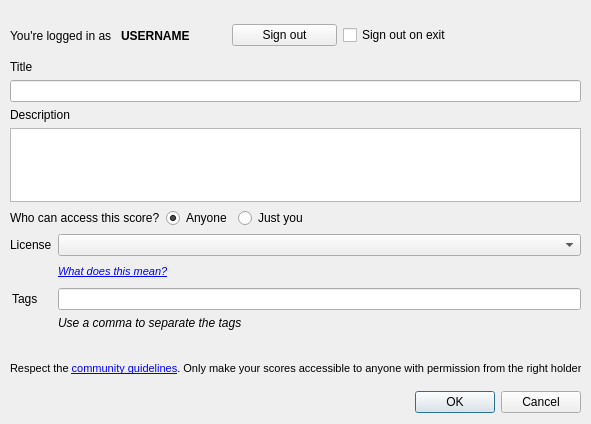
musescore/musescore-old, file branches/mscore-0-9-6/mscore/share/plugins/musescore.com/ui/musescore_dialog.ui: the form before one commit.
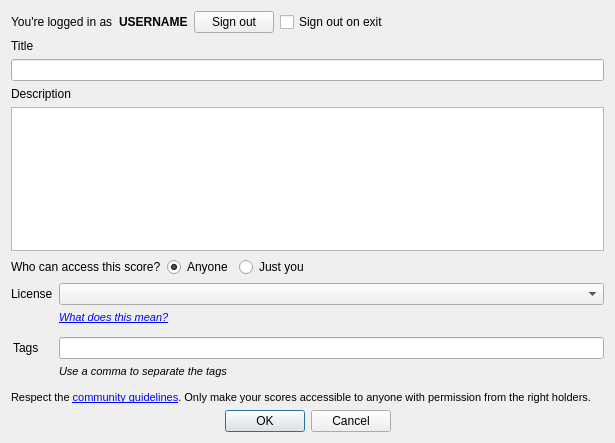
The form after the commit.

What changed in the file:
```diff
--- a/branches/mscore-0-9-6/mscore/share/plugins/musescore.com/ui/musescore_dialog.ui
+++ b/branches/mscore-0-9-6/mscore/share/plugins/musescore.com/ui/musescore_dialog.ui
@@ -6,8 +6,8 @@
    <rect>
     <x>0</x>
     <y>0</y>
-    <width>591</width>
-    <height>424</height>
+    <width>615</width>
+    <height>443</height>
    </rect>
   </property>
   <property name="windowTitle">
@@ -16,37 +16,71 @@
   <property name="modal">
    <bool>true</bool>
   </property>
+  <layout class="QFormLayout" name="formLayout_2">
+   <item row="0" column="0">
+    <layout class="QHBoxLayout" name="horizontalLayout">
+     <item>
+      <widget class="QLabel" name="label_3">
+       <property name="text">
+        <string>You're logged in as</string>
+       </property>
+      </widget>
+     </item>
+     <item>
+      <widget class="QLabel" name="lblUsername">
+       <property name="font">
+        <font>
+         <weight>75</weight>
+         <bold>true</bold>
+        </font>
+       </property>
+       <property name="text">
+        <string>USERNAME</string>
+       </property>
+      </widget>
+     </item>
+     <item>
+      <widget class="QPushButton" name="btnSignout">
+       <property name="text">
+        <string>Sign out</string>
+       </property>
+      </widget>
+     </item>
+     <item>
+      <widget class="QCheckBox" name="chkSignoutOnExit">
+       <property name="text">
+        <string>Sign out on exit</string>
+       </property>
+      </widget>
+     </item>
+    </layout>
+   </item>
+   <item row="2" column="0" colspan="2">
   <widget class="QDialogButtonBox" name="buttonBox">
-   <property name="geometry">
-    <rect>
-     <x>240</x>
-     <y>386</y>
-     <width>341</width>
-     <height>32</height>
-    </rect>
-   </property>
    <property name="orientation">
     <enum>Qt::Horizontal</enum>
    </property>
    <property name="standardButtons">
     <set>QDialogButtonBox::Cancel|QDialogButtonBox::Ok</set>
    </property>
-  </widget>
-  <widget class="QWidget" name="verticalLayoutWidget">
-   <property name="geometry">
-    <rect>
-     <x>10</x>
-     <y>60</y>
-     <width>571</width>
-     <height>315</height>
-    </rect>
-   </property>
+     <property name="centerButtons">
+      <bool>true</bool>
+     </property>
+    </widget>
+   </item>
+   <item row="1" column="0" colspan="2">
    <layout class="QVBoxLayout" name="verticalLayout">
     <property name="sizeConstraint">
-     <enum>QLayout::SetNoConstraint</enum>
+      <enum>QLayout::SetMaximumSize</enum>
     </property>
     <item>
      <widget class="QLabel" name="lblTitle">
+       <property name="sizePolicy">
+        <sizepolicy hsizetype="Preferred" vsizetype="Preferred">
+         <horstretch>0</horstretch>
+         <verstretch>0</verstretch>
+        </sizepolicy>
+       </property>
       <property name="text">
        <string>Title</string>
       </property>
@@ -185,6 +219,12 @@
 &lt;/style&gt;&lt;/head&gt;&lt;body style=&quot; font-family:'MS Shell Dlg 2'; font-size:8.25pt; font-weight:400; font-style:normal;&quot;&gt;
 &lt;p style=&quot; margin-top:0px; margin-bottom:0px; margin-left:0px; margin-right:0px; -qt-block-indent:0; text-indent:0px;&quot;&gt;&lt;a href=&quot;http://musescore.com/help/license&quot;&gt;&lt;span style=&quot; font-style:italic; text-decoration: underline; color:#0000ff;&quot;&gt;What does this mean?&lt;/span&gt;&lt;/a&gt;&lt;/p&gt;&lt;/body&gt;&lt;/html&gt;</string>
         </property>
+         <property name="alignment">
+          <set>Qt::AlignLeading|Qt::AlignLeft|Qt::AlignTop</set>
+         </property>
+         <property name="margin">
+          <number>0</number>
+         </property>
         <property name="openExternalLinks">
          <bool>true</bool>
         </property>
@@ -210,7 +250,14 @@
        </widget>
       </item>
       <item row="3" column="1">
-       <widget class="QLineEdit" name="tags"/>
+        <widget class="QLineEdit" name="tags">
+         <property name="sizePolicy">
+          <sizepolicy hsizetype="Expanding" vsizetype="Fixed">
+           <horstretch>0</horstretch>
+           <verstretch>0</verstretch>
+          </sizepolicy>
+         </property>
+        </widget>
       </item>
       <item row="4" column="1">
        <widget class="QLabel" name="label">
@@ -220,11 +267,18 @@
          </font>
         </property>
         <property name="text">
-         <string>Use a comma to separate the tags</string>
+          <string>&lt;!DOCTYPE HTML PUBLIC &quot;-//W3C//DTD HTML 4.0//EN&quot; &quot;http://www.w3.org/TR/REC-html40/strict.dtd&quot;&gt;
+&lt;html&gt;&lt;head&gt;&lt;meta name=&quot;qrichtext&quot; content=&quot;1&quot; /&gt;&lt;style type=&quot;text/css&quot;&gt;
+p, li { white-space: pre-wrap; }
+&lt;/style&gt;&lt;/head&gt;&lt;body style=&quot; font-family:'MS Shell Dlg 2'; font-size:8pt; font-weight:400; font-style:italic;&quot;&gt;
+&lt;p style=&quot; margin-top:0px; margin-bottom:0px; margin-left:0px; margin-right:0px; -qt-block-indent:0; text-indent:0px;&quot;&gt;Use a comma to separate the tags&lt;/p&gt;&lt;/body&gt;&lt;/html&gt;</string>
+         </property>
+         <property name="alignment">
+          <set>Qt::AlignLeading|Qt::AlignLeft|Qt::AlignTop</set>
         </property>
        </widget>
       </item>
-      <item row="5" column="0">
+       <item row="4" column="0">
        <spacer name="horizontalSpacer_3">
         <property name="orientation">
          <enum>Qt::Horizontal</enum>
@@ -248,63 +302,17 @@
 &lt;/style&gt;&lt;/head&gt;&lt;body style=&quot; font-family:'MS Shell Dlg 2'; font-size:8.25pt; font-weight:400; font-style:normal;&quot;&gt;
 &lt;p style=&quot; margin-top:0px; margin-bottom:0px; margin-left:0px; margin-right:0px; -qt-block-indent:0; text-indent:0px;&quot;&gt;&lt;span style=&quot; font-size:8pt;&quot;&gt;Respect the &lt;/span&gt;&lt;a href=&quot;http://musescore.com/community-guidelines&quot;&gt;&lt;span style=&quot; font-size:8pt; text-decoration: underline; color:#0000ff;&quot;&gt;community guidelines&lt;/span&gt;&lt;/a&gt;&lt;span style=&quot; font-size:8pt;&quot;&gt;. Only make your scores accessible to anyone with permission from the right holders.&lt;/span&gt;&lt;/p&gt;&lt;/body&gt;&lt;/html&gt;</string>
       </property>
+       <property name="wordWrap">
+        <bool>true</bool>
+       </property>
       <property name="openExternalLinks">
        <bool>true</bool>
       </property>
      </widget>
     </item>
    </layout>
-  </widget>
-  <widget class="QWidget" name="horizontalLayoutWidget">
-   <property name="geometry">
-    <rect>
-     <x>10</x>
-     <y>20</y>
-     <width>442</width>
-     <height>31</height>
-    </rect>
-   </property>
-   <layout class="QHBoxLayout" name="horizontalLayout">
-    <item>
-     <widget class="QLabel" name="label_3">
-      <property name="text">
-       <string>You're logged in as</string>
-      </property>
-     </widget>
-    </item>
-    <item>
-     <widget class="QLabel" name="lblUsername">
-      <property name="font">
-       <font>
-        <weight>75</weight>
-        <bold>true</bold>
-       </font>
-      </property>
-      <property name="text">
-       <string>USERNAME</string>
-      </property>
-     </widget>
-    </item>
-    <item>
-     <widget class="QPushButton" name="btnSignout">
-      <property name="text">
-       <string>Sign out</string>
-      </property>
-     </widget>
-    </item>
-    <item>
-     <widget class="QCheckBox" name="chkSignoutOnExit">
-      <property name="text">
-       <string>Sign out on exit</string>
-      </property>
-     </widget>
-    </item>
-   </layout>
-  </widget>
-  <zorder>buttonBox</zorder>
-  <zorder>verticalLayoutWidget</zorder>
-  <zorder>horizontalLayoutWidget</zorder>
-  <zorder>label_5</zorder>
+   </item>
+  </layout>
  </widget>
  <resources/>
  <connections>
```
Left out of the diff: 2 changed lines with no effect on the pictures. Lines whose indentation alone changed are shown as unchanged.
